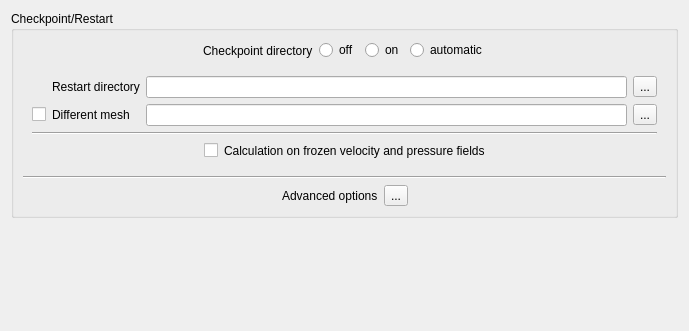
Qt form gui/Pages/StartRestartForm.ui (code-saturne/code_saturne) before a commit.
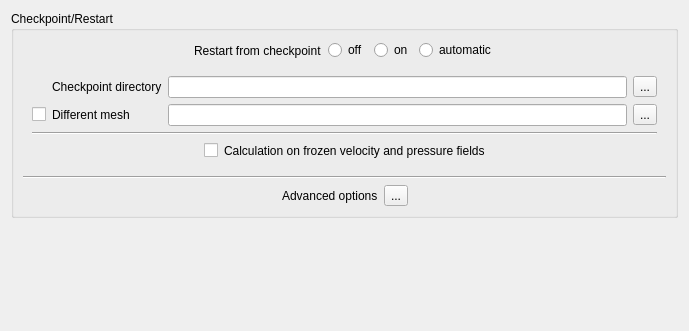
The same form after that commit. Icons and pictures are not drawn.

Commit message: GUI main nodes are now regular nodes instead of folders only.

The edit to the form file:
```diff
--- a/gui/Pages/StartRestartForm.ui
+++ b/gui/Pages/StartRestartForm.ui
@@ -114,7 +114,7 @@
            <string>&lt;html&gt;&lt;head/&gt;&lt;body&gt;&lt;p&gt;&lt;span style=&quot; font-size:9pt;&quot;&gt;Indicate if the calculation resumes from a previous one.&lt;/span&gt;&lt;/p&gt;&lt;/body&gt;&lt;/html&gt;</string>
           </property>
           <property name="text">
-           <string>Checkpoint directory</string>
+           <string>Restart from checkpoint</string>
           </property>
          </widget>
         </item>
@@ -217,7 +217,7 @@
               <string>&lt;html&gt;&lt;head/&gt;&lt;body&gt;&lt;p&gt;&lt;span style=&quot; font-size:9pt;&quot;&gt;Select the restart directory (Ex: &lt;/span&gt;&lt;span style=&quot; font-size:9pt; font-weight:600;&quot;&gt;STUDY/CASE/RESU/run_id/checkpoint&lt;/span&gt;&lt;span style=&quot; font-size:9pt;&quot;&gt;).&lt;/span&gt;&lt;/p&gt;&lt;/body&gt;&lt;/html&gt;</string>
              </property>
              <property name="text">
-              <string>Restart directory</string>
+              <string>Checkpoint directory</string>
              </property>
             </widget>
            </item>
```
The commit also changes 4 other files.
